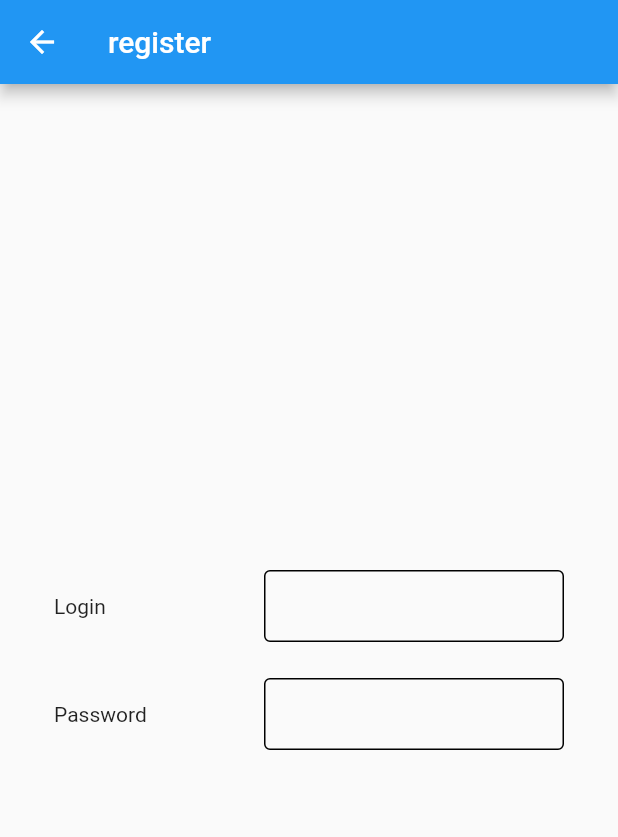
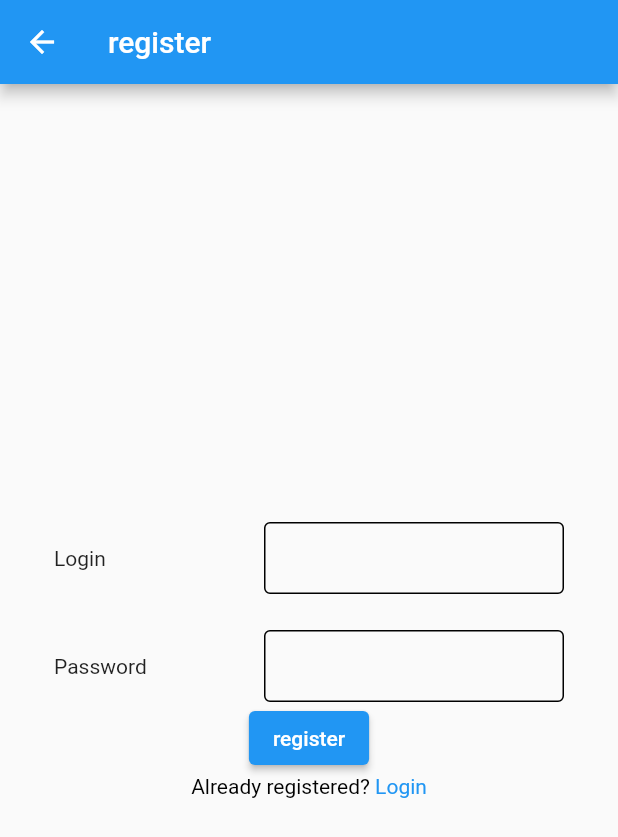
Before and after one commit to insignity/rental, a Flutter app: the RegisterPage screen opened by its route, on a phone screen of 412 x 824 dp. Shown: the top 837 px of the screen. Run offline on Flutter 3.47's test engine with Material 2 defaults, Android fonts, the light colour scheme and no system bars; our stand-ins replace auto_route, bloc, flutter_bloc, freezed_annotation, get_it, injectable; missing offline and left inert: serverpod, serverpod_client, serverpod_flutter.

Commit message:
#1 added register

```diff
--- a/rental_client/lib/src/protocol/client.dart
+++ b/rental_client/lib/src/protocol/client.dart
@@ -42,6 +42,12 @@ class _EndpointUser extends _i1.EndpointRef {
       caller.callServerEndpoint<_i3.User?>(
         'user',
         'login',
+        {'user': user},
+      );
+
+  _i2.Future<void> register(_i3.User user) => caller.callServerEndpoint<void>(
+        'user',
+        'register',
         {'user': user},
       );
 
--- a/rental_flutter/lib/features/auth/presentation/bloc/auth_bloc.dart
+++ b/rental_flutter/lib/features/auth/presentation/bloc/auth_bloc.dart
@@ -53,6 +53,20 @@ class AuthBloc extends Bloc<AuthEvent, AuthState> {
             }
           }
         },
+        register: () async {
+          if (state is _Loaded) {
+            final _Loaded old = state as _Loaded;
+            emit(const AuthState.loading());
+            try {
+              await api.register(
+                User(login: old.login, password: old.password),
+              );
+              emit(const _Success());
+            } catch (e) {
+              emit(_Error(message: e.toString()));
+            }
+          }
+        },
       );
     });
   }
--- a/rental_flutter/lib/features/auth/presentation/bloc/auth_event.dart
+++ b/rental_flutter/lib/features/auth/presentation/bloc/auth_event.dart
@@ -9,4 +9,6 @@ class AuthEvent with _$AuthEvent {
   const factory AuthEvent.onChangePassword(String text) = _OnChangePassword;
 
   const factory AuthEvent.login() = _Login;
+
+  const factory AuthEvent.register() = _Register;
 }
--- a/rental_flutter/lib/features/auth/presentation/widgets/register_form.dart
+++ b/rental_flutter/lib/features/auth/presentation/widgets/register_form.dart
@@ -1,3 +1,7 @@
+import 'package:auto_route/auto_route.dart';
+import 'package:flutter/gestures.dart';
+
+import '../../../../routing/app_router.dart';
 import '/utils/utils.dart';
 import 'package:flutter/material.dart';
 
@@ -27,6 +31,28 @@ class RegisterForm extends StatelessWidget {
                 WBox(200, child: TextField()),
               ],
             ),
+            ElevatedButton(
+              onPressed: (){
+
+              },
+              child: Text("register"),
+            ),
+            RichText(
+              text: TextSpan(
+                text: "Already registered? ",
+                style: TextStyle(color: Colors.black),
+                children: [
+                  TextSpan(
+                    text: "Login",
+                    style: const TextStyle().copyWith(color: Colors.blue),
+                    recognizer: TapGestureRecognizer()
+                      ..onTap = () {
+                        context.router.replace(const LoginRoute());
+                      },
+                  ),
+                ],
+              ),
+            ),
           ],
         ),
       ),
--- a/rental_server/lib/src/endpoints/user_endpoint.dart
+++ b/rental_server/lib/src/endpoints/user_endpoint.dart
@@ -20,6 +20,10 @@ class UserEndpoint extends Endpoint {
     }
   }
 
+  Future<void> register(Session session, User user) async {
+    await User.insert(session, user);
+  }
+
   Future<List<User>> readAll(Session session) async {
     final response = await User.find(session);
     return response;
```
Also changed, not shown: rental_flutter/lib/features/auth/presentation/pages/login_page.dart (+0 -63 lines), rental_flutter/lib/features/auth/presentation/widgets/login_form.dart (+17 -0 lines), rental_flutter/lib/features/auth/presentation/bloc/auth_bloc.freezed.dart, rental_flutter/pubspec.lock, rental_server/generated/protocol.yaml, rental_server/lib/src/generated/endpoints.dart.
